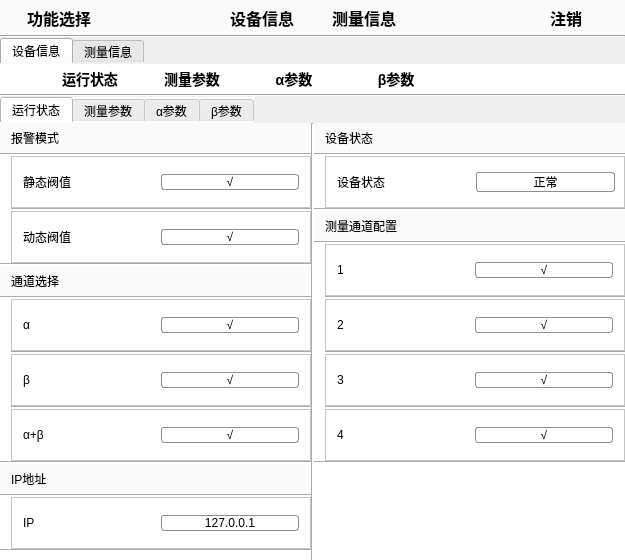
Old version of the form Demo/desystemconfigwidget.ui in the repository 13438120136/XDemo.
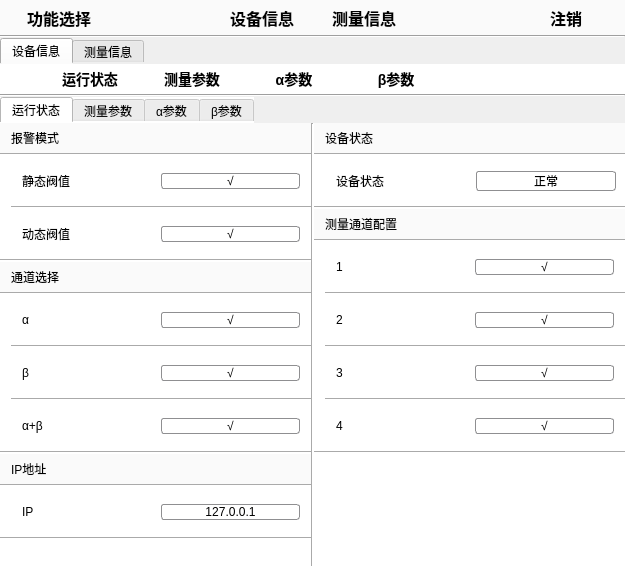
New version of the form. Custom widgets are drawn as their Qt base class.

What changed in the file:
```diff
--- a/Demo/desystemconfigwidget.ui
+++ b/Demo/desystemconfigwidget.ui
@@ -7,7 +7,7 @@
     <x>0</x>
     <y>0</y>
     <width>625</width>
-    <height>554</height>
+    <height>566</height>
    </rect>
   </property>
   <property name="windowTitle">
@@ -365,7 +365,6 @@
                <string notr="true">QFrame#frame_19, #frame_20,  #frame_21,  #frame_22,  #frame_23,  #frame_24,  #frame_25,  #frame_26,  #frame_27,  #frame_28,  #frame_29 
 {
    min-height:50px;
-   max-height:50px;
 }</string>
               </property>
               <attribute name="title">
@@ -447,7 +446,7 @@
                        <item row="0" column="0">
                         <widget class="QFrame" name="frame_21">
                          <property name="frameShape">
-                          <enum>QFrame::StyledPanel</enum>
+                          <enum>QFrame::NoFrame</enum>
                          </property>
                          <property name="frameShadow">
                           <enum>QFrame::Raised</enum>
@@ -495,7 +494,7 @@
                        <item row="2" column="0">
                         <widget class="QFrame" name="frame_22">
                          <property name="frameShape">
-                          <enum>QFrame::StyledPanel</enum>
+                          <enum>QFrame::NoFrame</enum>
                          </property>
                          <property name="frameShadow">
                           <enum>QFrame::Raised</enum>
@@ -543,7 +542,7 @@
                        <item row="4" column="0">
                         <widget class="QFrame" name="frame_23">
                          <property name="frameShape">
-                          <enum>QFrame::StyledPanel</enum>
+                          <enum>QFrame::NoFrame</enum>
                          </property>
                          <property name="frameShadow">
                           <enum>QFrame::Raised</enum>
@@ -651,7 +650,7 @@
                        <item row="0" column="0">
                         <widget class="QFrame" name="frame_19">
                          <property name="frameShape">
-                          <enum>QFrame::StyledPanel</enum>
+                          <enum>QFrame::NoFrame</enum>
                          </property>
                          <property name="frameShadow">
                           <enum>QFrame::Raised</enum>
@@ -699,7 +698,7 @@
                        <item row="2" column="0">
                         <widget class="QFrame" name="frame_20">
                          <property name="frameShape">
-                          <enum>QFrame::StyledPanel</enum>
+                          <enum>QFrame::NoFrame</enum>
                          </property>
                          <property name="frameShadow">
                           <enum>QFrame::Raised</enum>
@@ -835,7 +834,7 @@
                        <item row="0" column="0">
                         <widget class="QFrame" name="frame_24">
                          <property name="frameShape">
-                          <enum>QFrame::StyledPanel</enum>
+                          <enum>QFrame::NoFrame</enum>
                          </property>
                          <property name="frameShadow">
                           <enum>QFrame::Raised</enum>
@@ -977,7 +976,7 @@
                        <item row="0" column="0">
                         <widget class="QFrame" name="frame_26">
                          <property name="frameShape">
-                          <enum>QFrame::StyledPanel</enum>
+                          <enum>QFrame::NoFrame</enum>
                          </property>
                          <property name="frameShadow">
                           <enum>QFrame::Raised</enum>
@@ -1025,7 +1024,7 @@
                        <item row="2" column="0">
                         <widget class="QFrame" name="frame_27">
                          <property name="frameShape">
-                          <enum>QFrame::StyledPanel</enum>
+                          <enum>QFrame::NoFrame</enum>
                          </property>
                          <property name="frameShadow">
                           <enum>QFrame::Raised</enum>
@@ -1073,7 +1072,7 @@
                        <item row="4" column="0">
                         <widget class="QFrame" name="frame_28">
                          <property name="frameShape">
-                          <enum>QFrame::StyledPanel</enum>
+                          <enum>QFrame::NoFrame</enum>
                          </property>
                          <property name="frameShadow">
                           <enum>QFrame::Raised</enum>
@@ -1121,7 +1120,7 @@
                        <item row="6" column="0">
                         <widget class="QFrame" name="frame_29">
                          <property name="frameShape">
-                          <enum>QFrame::StyledPanel</enum>
+                          <enum>QFrame::NoFrame</enum>
                          </property>
                          <property name="frameShadow">
                           <enum>QFrame::Raised</enum>
@@ -1236,7 +1235,7 @@
                        <item row="0" column="0">
                         <widget class="QFrame" name="frame_25">
                          <property name="frameShape">
-                          <enum>QFrame::StyledPanel</enum>
+                          <enum>QFrame::NoFrame</enum>
                          </property>
                          <property name="frameShadow">
                           <enum>QFrame::Raised</enum>
```
Left out of the diff: 24 changed lines with no effect on the pictures.
